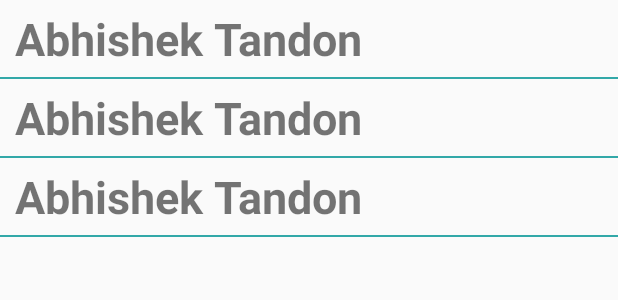
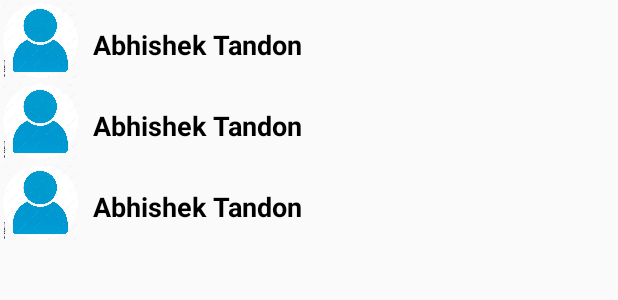
Before and after one commit to Tandon245/Chat_Buddy, an Android app built with Jetpack Compose: the layout activity_main.xml on its own in the app's theme, with its tools: preview values and no code run, on a phone screen of 412 x 824 dp. Shown: the top 300 px of the screen. Run offline under Robolectric (Android 15) with nearby library versions, the light colour scheme and no system bars.

Commit message:
profile photo added before the message in chat window

```diff
--- a/app/src/main/java/com/example/chatbuddy/LogIn.kt
+++ b/app/src/main/java/com/example/chatbuddy/LogIn.kt
@@ -10,6 +10,9 @@ import androidx.appcompat.app.AppCompatActivity
 import com.google.firebase.auth.FirebaseAuth
 
 class LogIn : AppCompatActivity() {
+
+
+
 
     private lateinit var mAuth: FirebaseAuth
     private lateinit var edtEmail: EditText
@@ -84,9 +87,11 @@ class LogIn : AppCompatActivity() {
         if (isLoading) {
             btnLogIn.text = "Logging in..."
             btnLogIn.isEnabled = false
+            btnLogIn.setBackgroundColor(resources.getColor(R.color.grey))
         } else {
             btnLogIn.text = "Log In"
             btnLogIn.isEnabled = true
+
         }
     }
 }
--- a/app/src/main/java/com/example/chatbuddy/MainActivity.kt
+++ b/app/src/main/java/com/example/chatbuddy/MainActivity.kt
@@ -23,6 +23,10 @@ class MainActivity : AppCompatActivity() {
 
 
     override fun onCreate(savedInstanceState: Bundle?) {
+
+
+
+        getSupportActionBar()?.setTitle("Chats")
         super.onCreate(savedInstanceState)
         setContentView(R.layout.activity_main)
         mAuth = FirebaseAuth.getInstance()
--- a/app/src/main/java/com/example/chatbuddy/SignUp.kt
+++ b/app/src/main/java/com/example/chatbuddy/SignUp.kt
@@ -93,6 +93,7 @@ class SignUp : AppCompatActivity() {
         if (isLoading) {
             btnSignUp.text = "Signing up..."
             btnSignUp.isEnabled = false
+            btnSignUp.setBackgroundColor(resources.getColor(R.color.grey))
         } else {
             btnSignUp.text = "Sign Up"
             btnSignUp.isEnabled = true
--- a/app/src/main/res/layout/activity_main.xml
+++ b/app/src/main/res/layout/activity_main.xml
@@ -7,17 +7,17 @@
     android:layout_height="match_parent"
     tools:context=".MainActivity">
 
-
     <androidx.recyclerview.widget.RecyclerView
-
         android:id="@+id/userRecyclerView"
         android:layout_width="match_parent"
         android:layout_height="match_parent"
+        app:layout_constraintTop_toTopOf="parent"
+        app:layout_constraintBottom_toBottomOf="parent"
+        app:layout_constraintStart_toStartOf="parent"
+        app:layout_constraintEnd_toEndOf="parent"
+        tools:listitem="@layout/user_layout"
 
-        app:layout_constraintBottom_toBottomOf="parent"
-        app:layout_constraintEnd_toEndOf="parent"
-        app:layout_constraintStart_toStartOf="parent"
-        app:layout_constraintTop_toTopOf="parent"
 
-        tools:listitem="@layout/user_layout" />
+        />
+
 </androidx.constraintlayout.widget.ConstraintLayout>
--- a/app/src/main/res/layout/user_layout.xml
+++ b/app/src/main/res/layout/user_layout.xml
@@ -1,30 +1,43 @@
 <?xml version="1.0" encoding="utf-8"?>
 <RelativeLayout xmlns:android="http://schemas.android.com/apk/res/android"
-    xmlns:app="http://schemas.android.com/apk/res-auto"
-    xmlns:tools="http://schemas.android.com/tools"
     android:layout_width="match_parent"
-    android:layout_height="wrap_content">
+    android:layout_height="wrap_content"
+    android:padding="2dp">
 
+    <!-- Profile Image -->
+    <ImageView
+        android:id="@+id/img_profile"
+        android:layout_width="50dp"
+        android:layout_height="50dp"
+        android:layout_alignParentStart="true"
+        android:layout_marginEnd="10dp"
+        android:contentDescription="Profile picture"
+        android:scaleType="centerCrop"
+      android:background="@drawable/circle_profile_image"
+        android:src="@drawable/profilechatbuddy" />
+
+    <!-- User Name -->
     <TextView
         android:id="@+id/txt_name"
         android:layout_width="wrap_content"
         android:layout_height="wrap_content"
-        android:layout_marginLeft="10dp"
-        android:layout_marginTop="5dp"
+        android:layout_alignTop="@id/img_profile"
+        android:layout_toEndOf="@id/img_profile"
         android:text="Abhishek Tandon"
-        android:textSize="30sp"
-
+        android:textColor="@android:color/black"
+        android:textSize="18sp"
         android:textStyle="bold"
-
+        android:layout_marginTop="15dp"
 
         />
 
-    <View
-        android:layout_width="match_parent"
-        android:layout_height="1dp"
-        android:layout_below="@+id/txt_name"
-        android:layout_marginTop="5dp"
-        android:background="@color/button_background_color" />
 
+    <!-- Divider -->
+<!--    <View-->
+<!--        android:layout_width="match_parent"-->
+<!--        android:layout_height="1dp"-->
+<!--        android:layout_below="@id/img_profile"-->
+<!--        android:layout_marginTop="10dp"-->
+<!--        android:background="@color/button_background_color" />-->
 
 </RelativeLayout>
--- a/app/src/main/res/values/colors.xml
+++ b/app/src/main/res/values/colors.xml
@@ -4,4 +4,7 @@
     <color name="white">#FFFFFFFF</color>
     <color name="button_background_color">#32a8a8</color>
     <color name="send_btn_color">#2b1e1d</color>
+    <color name="grey">#B0B0B0</color>
+
+
 </resources>
```
Also changed, not shown: app/src/main/java/com/example/chatbuddy/ui/theme/Color.kt (line endings or trailing spaces), 1 other file.
